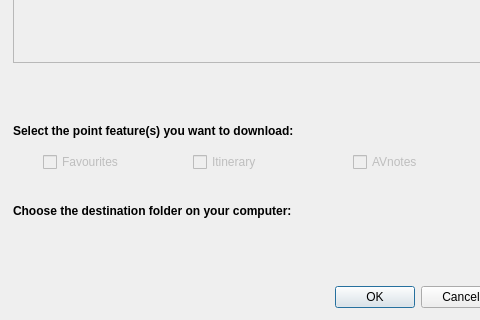
Above: OsmAnd_bridge_import_dialog.ui from sylsta/OsmAnd_bridge before the change; both pictures show x 0 to 480 and y 329 to 649 of the 571 by 649 pixel window. Below: the same form after it.
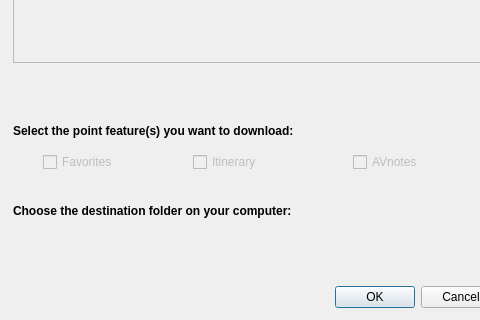
That is the form after the change. Icons and pictures are not drawn. Custom widgets are drawn as their Qt base class.

```diff
--- a/OsmAnd_bridge_import_dialog.ui
+++ b/OsmAnd_bridge_import_dialog.ui
@@ -120,7 +120,7 @@
     <locale language="English" country="UnitedStates"/>
    </property>
    <property name="text">
-    <string>Favourites</string>
+    <string>Favorites</string>
    </property>
    <property name="tristate">
     <bool>true</bool>
```
